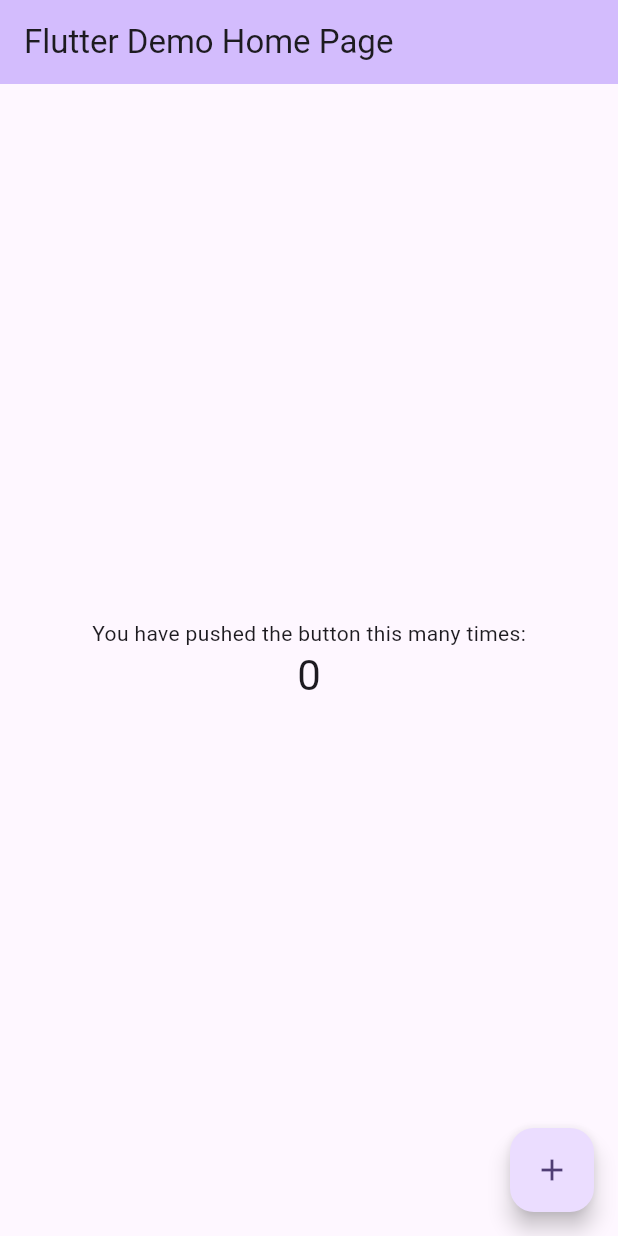
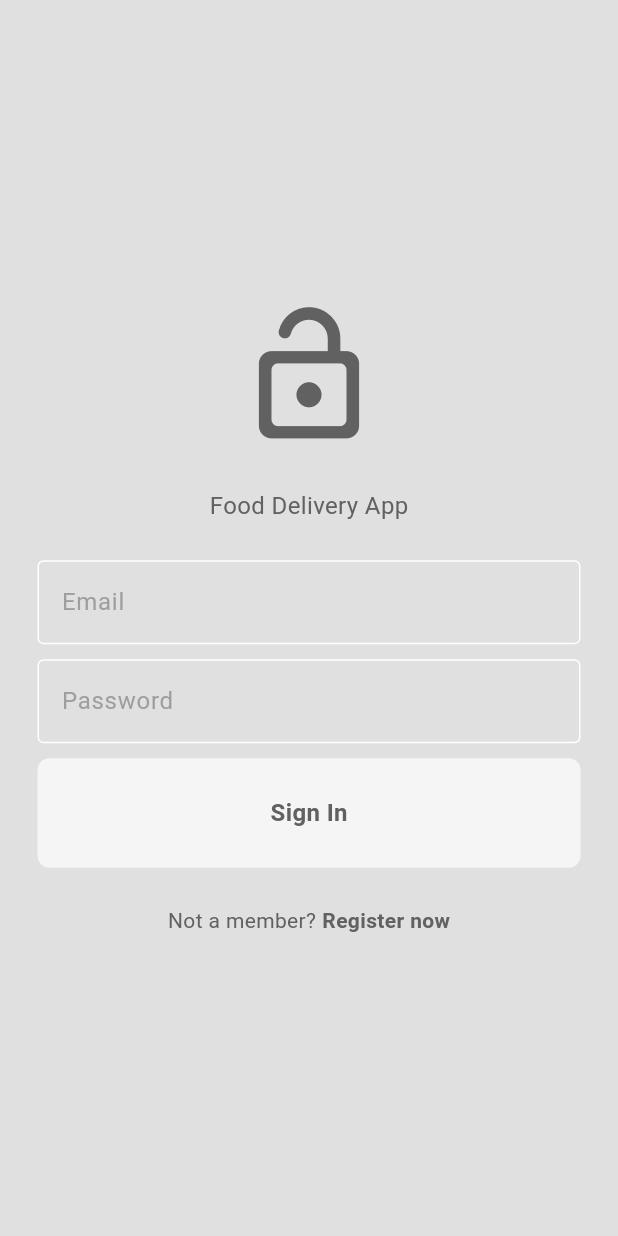
Before and after one commit to ShahwaizZahid/TOTO, a Flutter app: the screen it shows after launch, on a phone screen of 412 x 824 dp. Run offline on Flutter 3.47's test engine with Material 3 defaults, Android fonts, the light colour scheme and no system bars.

Commit message:
chore: design login ui

```diff
--- /dev/null
+++ b/client/lib/components/my_button.dart
@@ -0,0 +1,32 @@
+import 'package:flutter/cupertino.dart';
+import 'package:flutter/material.dart';
+
+class MyButton extends StatelessWidget {
+  final Function()? onTap;
+  final String text;
+  MyButton({super.key, required this.onTap, required this.text});
+  @override
+  Widget build(BuildContext context) {
+    return GestureDetector(
+      onTap: onTap,
+      child: Container(
+        padding: const EdgeInsets.all(25),
+        margin: const EdgeInsets.symmetric(horizontal: 25),
+        decoration: BoxDecoration(
+          borderRadius: BorderRadius.circular(8),
+          color: Theme.of(context).colorScheme.secondary,
+        ),
+        child: Center(
+          child: Text(
+            text,
+            style: TextStyle(
+              fontWeight: FontWeight.bold,
+              color: Theme.of(context).colorScheme.inversePrimary,
+              fontSize: 16
+            ),
+          ),
+        ),
+      ),
+    );
+  }
+}
--- /dev/null
+++ b/client/lib/components/my_textfield.dart
@@ -0,0 +1,41 @@
+import 'package:flutter/material.dart';
+
+class MyTextField extends StatelessWidget {
+  final TextEditingController controller;
+  final String hintText;
+  final bool obscureText;
+
+  const MyTextField({
+    super.key,
+    required this.controller,
+    required this.hintText,
+    required this.obscureText,
+  });
+
+  @override
+  Widget build(BuildContext context) {
+    return Padding(
+      padding: const EdgeInsets.symmetric(horizontal: 25.0),
+      child: TextField(
+        controller: controller,
+        obscureText: obscureText,
+        decoration: InputDecoration(
+          enabledBorder: OutlineInputBorder(
+            borderSide: BorderSide(
+              color: Theme.of(context).colorScheme.tertiary,
+            ),
+          ),
+          focusedBorder: OutlineInputBorder(
+            borderSide: BorderSide(
+              color: Theme.of(context).colorScheme.primary,
+            ),
+          ),
+          hintText: hintText,
+          hintStyle: TextStyle(
+            color: Theme.of(context).colorScheme.primary,
+          ),
+        ),
+      ),
+    );
+  }
+}
--- a/client/lib/main.dart
+++ b/client/lib/main.dart
@@ -1,7 +1,16 @@
+import 'package:client/pages/login_page.dart';
+import 'package:client/themes/theme_provider.dart';
 import 'package:flutter/material.dart';
+import 'package:provider/provider.dart';
+
 
 void main() {
-  runApp(const MyApp());
+  runApp(
+    ChangeNotifierProvider(
+      create: (context) => ThemeProvider(),
+      child: MyApp(), // Replace MyApp with your main app widget
+    ),
+  );
 }
 
 class MyApp extends StatelessWidget {
@@ -10,11 +19,11 @@ class MyApp extends StatelessWidget {
   Widget build(BuildContext context) {
     return MaterialApp(
       title: 'Flutter Demo',
-      theme: ThemeData(
-        colorScheme: ColorScheme.fromSeed(seedColor: Colors.deepPurple),
-        useMaterial3: true,
+      debugShowCheckedModeBanner: false,
+        theme: Provider.of<ThemeProvider>(context).themeData,
+      home: LoginPage(
+        onTap: (){},
       ),
-      home: const MyHomePage(title: 'Flutter Demo Home Page'),
     );
   }
 }
@@ -33,50 +42,19 @@ class _MyHomePageState extends State<MyHomePage> {
 
   void _incrementCounter() {
     setState(() {
-      // This call to setState tells the Flutter framework that something has
-      // changed in this State, which causes it to rerun the build method below
-      // so that the display can reflect the updated values. If we changed
-      // _counter without calling setState(), then the build method would not be
-      // called again, and so nothing would appear to happen.
       _counter++;
     });
   }
 
   @override
   Widget build(BuildContext context) {
-    // This method is rerun every time setState is called, for instance as done
-    // by the _incrementCounter method above.
-    //
-    // The Flutter framework has been optimized to make rerunning build methods
-    // fast, so that you can just rebuild anything that needs updating rather
-    // than having to individually change instances of widgets.
     return Scaffold(
       appBar: AppBar(
-        // TRY THIS: Try changing the color here to a specific color (to
-        // Colors.amber, perhaps?) and trigger a hot reload to see the AppBar
-        // change color while the other colors stay the same.
         backgroundColor: Theme.of(context).colorScheme.inversePrimary,
-        // Here we take the value from the MyHomePage object that was created by
-        // the App.build method, and use it to set our appbar title.
         title: Text(widget.title),
       ),
       body: Center(
-        // Center is a layout widget. It takes a single child and positions it
-        // in the middle of the parent.
         child: Column(
-          // Column is also a layout widget. It takes a list of children and
-          // arranges them vertically. By default, it sizes itself to fit its
-          // children horizontally, and tries to be as tall as its parent.
-          //
-          // Column has various properties to control how it sizes itself and
-          // how it positions its children. Here we use mainAxisAlignment to
-          // center the children vertically; the main axis here is the vertical
-          // axis because Columns are vertical (the cross axis would be
-          // horizontal).
-          //
-          // TRY THIS: Invoke "debug painting" (choose the "Toggle Debug Paint"
-          // action in the IDE, or press "p" in the console), to see the
-          // wireframe for each widget.
           mainAxisAlignment: MainAxisAlignment.center,
           children: <Widget>[
             const Text(
@@ -93,7 +71,7 @@ class _MyHomePageState extends State<MyHomePage> {
         onPressed: _incrementCounter,
         tooltip: 'Increment',
         child: const Icon(Icons.add),
-      ), // This trailing comma makes auto-formatting nicer for build methods.
+      ),
     );
   }
 }
--- /dev/null
+++ b/client/lib/pages/login_page.dart
@@ -0,0 +1,86 @@
+import 'package:client/components/my_button.dart';
+import 'package:client/components/my_textfield.dart';
+import 'package:flutter/material.dart';
+
+class LoginPage extends StatefulWidget {
+  final void Function()? onTap;
+  LoginPage({super.key, required this.onTap});
+
+  @override
+  State<LoginPage> createState() => _LoginPageState();
+}
+
+class _LoginPageState extends State<LoginPage> {
+  final TextEditingController emailcontroller = TextEditingController();
+  final TextEditingController passwordcontroller = TextEditingController();
+
+  @override
+  Widget build(BuildContext context) {
+    return Scaffold(
+      backgroundColor: Theme.of(context).colorScheme.background,
+      body: Center(
+        child: Column(
+          mainAxisAlignment: MainAxisAlignment.center,
+          children: [
+            // Logo Login Page
+            Icon(
+              Icons.lock_open_rounded,
+              size: 100,
+              color: Theme.of(context).colorScheme.inversePrimary,
+            ),
+            SizedBox(height: 25),
+            // Login Page Text
+            Text(
+              "Food Delivery App",
+              style: TextStyle(
+                fontSize: 16,
+                color: Theme.of(context).colorScheme.inversePrimary,
+              ),
+            ),
+            SizedBox(height: 25),
+            // Email TextField
+            MyTextField(
+              controller: emailcontroller,
+              hintText: 'Email',
+              obscureText: false,
+            ),
+            SizedBox(height: 10),
+            // Password TextField
+            MyTextField(
+              controller: passwordcontroller,
+              hintText: 'Password',
+              obscureText: true,
+            ),
+            SizedBox(height: 10),
+            //  Signin Button
+            MyButton(onTap: () {}, text: 'Sign In'),
+            SizedBox(height: 25),
+            //Not have an account
+            Row(
+              mainAxisAlignment: MainAxisAlignment.center,
+              children: [
+                Text(
+                  'Not a member?',
+                  style: TextStyle(
+                      color: Theme.of(context).colorScheme.inversePrimary),
+                ),
+                const SizedBox(
+                  width: 4,
+                ),
+                GestureDetector(
+                  onTap: widget.onTap,
+                  child: Text(
+                    'Register now',
+                    style: TextStyle(
+                        color: Theme.of(context).colorScheme.inversePrimary,
+                        fontWeight: FontWeight.bold),
+                  ),
+                ),
+              ],
+            )
+          ],
+        ),
+      ),
+    );
+  }
+}
--- /dev/null
+++ b/client/lib/themes/dark_mode.dart
@@ -0,0 +1,11 @@
+import 'package:flutter/material.dart';
+
+ThemeData darkMode = ThemeData(
+  colorScheme: ColorScheme.light(
+    background: const Color.fromARGB(255, 20, 20, 20),
+    primary: const Color.fromARGB(255, 122, 122, 122),
+    secondary: const Color.fromARGB(255, 30, 30, 30),
+    tertiary: const Color.fromARGB(255, 47, 47, 47),
+    inversePrimary: Colors.grey.shade100,
+  ),
+);
--- /dev/null
+++ b/client/lib/themes/light_mode.dart
@@ -0,0 +1,11 @@
+import 'package:flutter/material.dart';
+
+ThemeData lightMode = ThemeData(
+  colorScheme: ColorScheme.light(
+    background: Colors.grey.shade300,
+    primary: Colors.grey.shade500,
+    secondary: Colors.grey.shade100,
+    tertiary: Colors.white,
+    inversePrimary: Colors.grey.shade700,
+  ),
+);
--- /dev/null
+++ b/client/lib/themes/theme_provider.dart
@@ -0,0 +1,26 @@
+import 'package:client/themes/dark_mode.dart';
+import 'package:flutter/material.dart';
+
+import 'light_mode.dart';
+
+class ThemeProvider with ChangeNotifier {
+  ThemeData _themeData = lightMode;
+
+  ThemeData get themeData => _themeData;
+
+  bool get idDarkMood => _themeData == darkMode;
+
+  set themeData(ThemeData themeData) {
+    _themeData = themeData;
+    notifyListeners();
+  }
+
+  void toggleTheme(){
+    if(_themeData == lightMode){
+      _themeData = darkMode;
+    }else{
+      _themeData = lightMode;
+    }
+  }
+
+}
--- a/client/pubspec.yaml
+++ b/client/pubspec.yaml
@@ -35,6 +35,7 @@ dependencies:
   # The following adds the Cupertino Icons font to your application.
   # Use with the CupertinoIcons class for iOS style icons.
   cupertino_icons: ^1.0.8
+  provider: ^6.1.2
 
 dev_dependencies:
   flutter_test:
```
Also changed, not shown: client/pubspec.lock.
